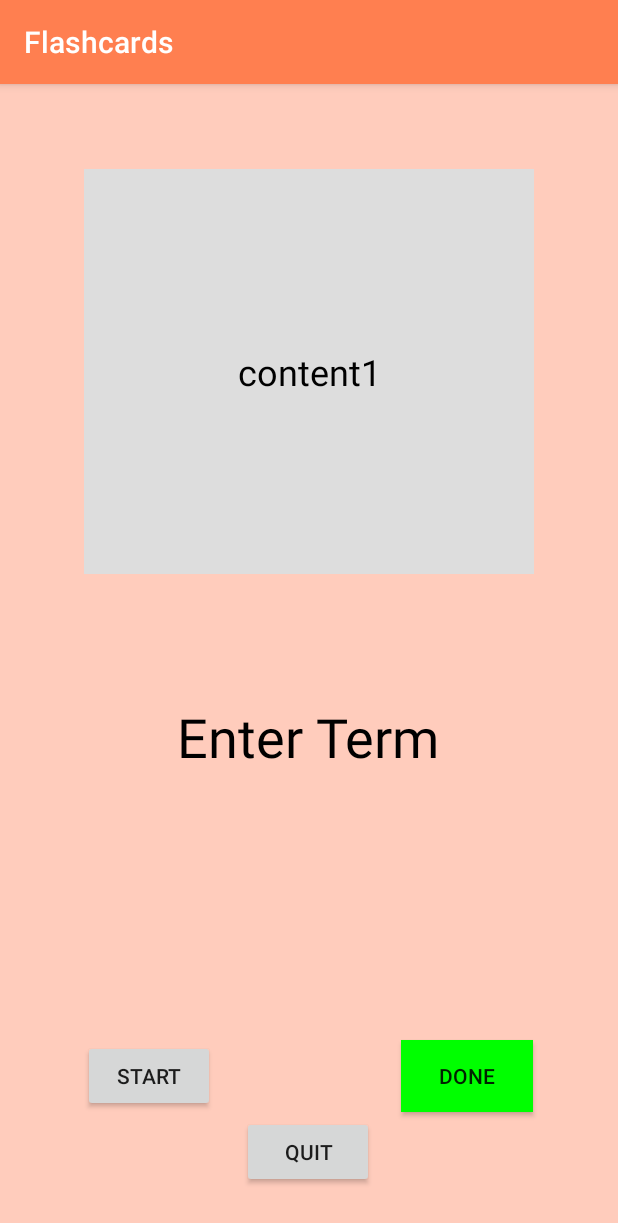
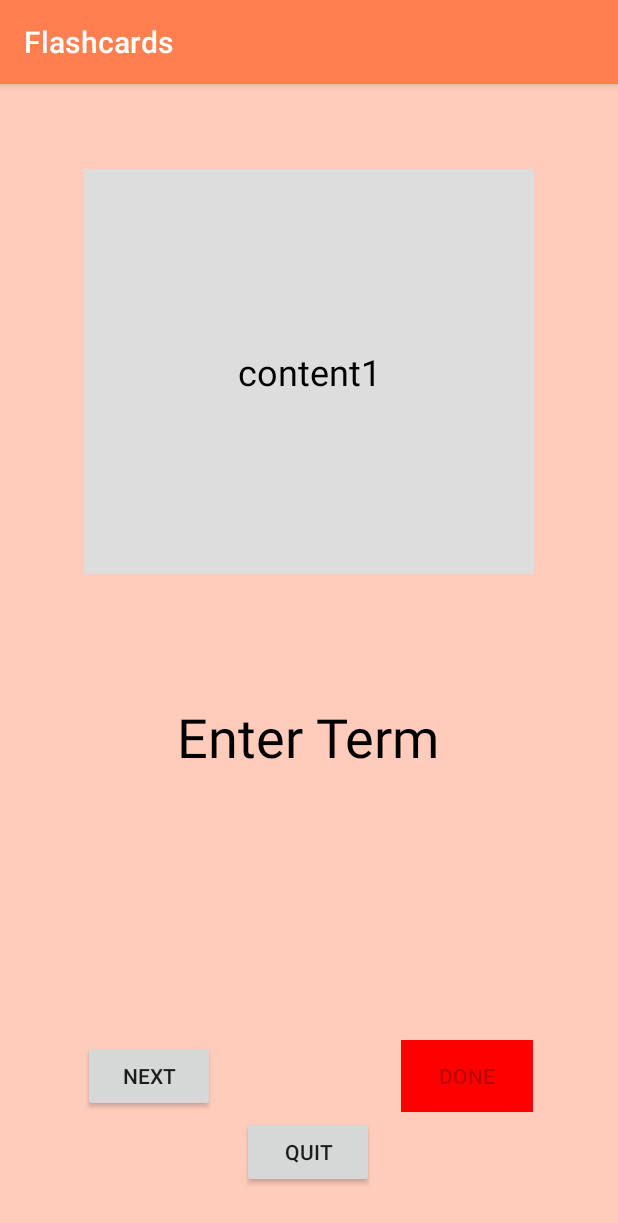
Before and after one commit to jhu-cs-uima-sp19/Awake, an Android app: the FlashcardActivity screen opened directly, with no data from a screen before it, after a tap on "START", on a phone screen of 412 x 824 dp. Shown: the top 1223 px of the screen. Run offline under Robolectric (Android 15) with nearby library versions, the phone set to English and light mode, and no system bars.

Commit message:
fully functional flash card activity

```diff
--- a/app/src/main/java/com/example/awake/FlashcardActivity.java
+++ b/app/src/main/java/com/example/awake/FlashcardActivity.java
@@ -73,7 +73,12 @@ public class FlashcardActivity extends AppCompatActivity {
 
         next.setOnClickListener(new View.OnClickListener() {
             public void onClick(View v) {
-                //System.out.println("Next button pressed");
+                if ( i == flashcards.size() - 1) {
+                    next.setEnabled(false);
+                    next.setVisibility(View.GONE);
+                    done.setEnabled(true);
+                    done.setBackgroundColor(Color.GREEN);
+                }
                 if (i < flashcards.size() - 1) {
                     i++;
                     updateFlashcards(i);
@@ -84,8 +89,6 @@ public class FlashcardActivity extends AppCompatActivity {
             }
         });
 
-        done.setEnabled(true);
-        done.setBackgroundColor(Color.GREEN);
         done.setOnClickListener(new View.OnClickListener() {
             public void onClick(View v) {
                 AlarmReceiver.mediaPlayer.stop();
@@ -110,6 +113,7 @@ public class FlashcardActivity extends AppCompatActivity {
         final Flashcard flashcard = flashcards.get(i);
         //System.out.println(flashcard.getName());
         description.setText(flashcard.getContent());
+        next.setText("Next");
         term.setOnKeyListener(new View.OnKeyListener() {
             @Override
             public boolean onKey(View v, int keyCode, KeyEvent event) {
@@ -135,6 +139,7 @@ public class FlashcardActivity extends AppCompatActivity {
                 return false;
             }
         });
+        term.setText("");
     }
 
     /*
```
